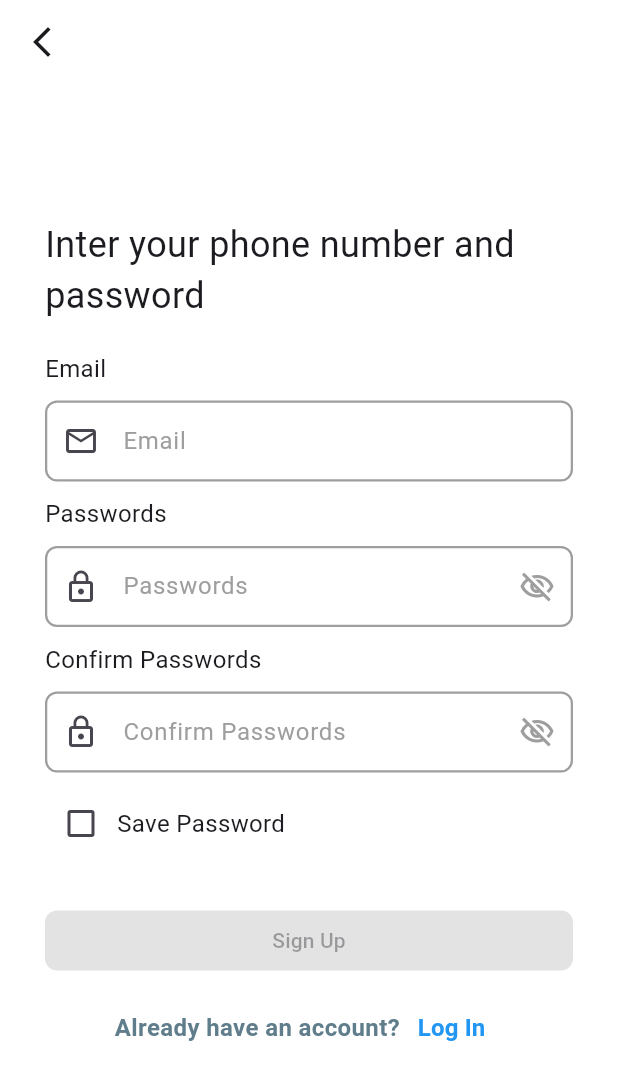
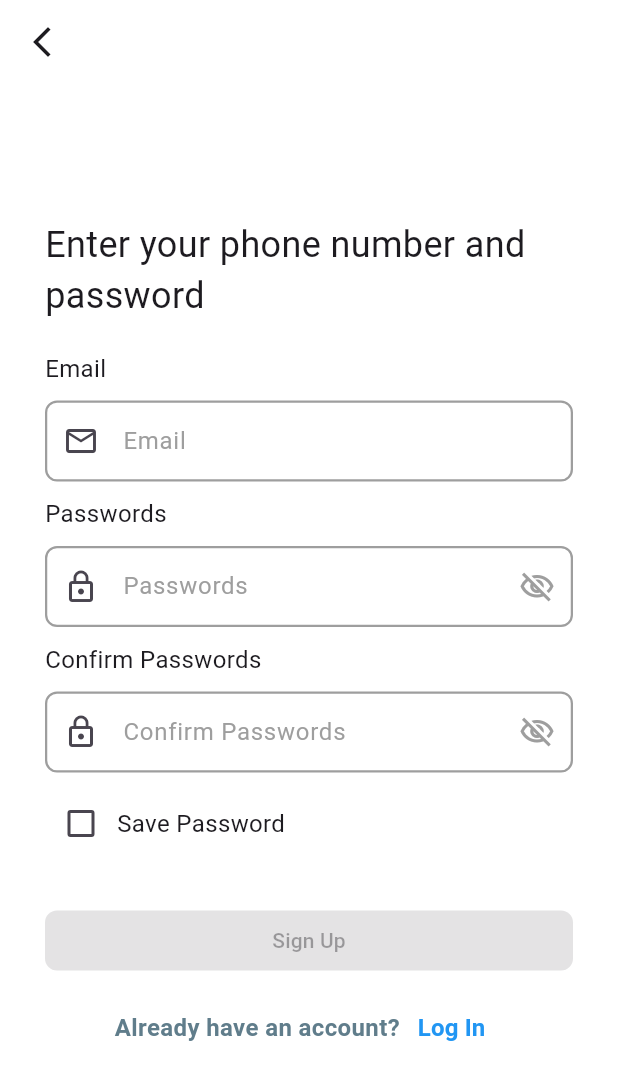
Before and after one commit to sajidrec/Flutter_SnapShare, a Flutter app: the SignupScreen screen opened directly, on a phone screen of 412 x 824 dp. Shown: the top 1080 px of the screen. Run offline on Flutter 3.47's test engine with Material 3 defaults, Android fonts, the phone set to English and light mode, and no system bars; our stand-ins replace get.

```diff
--- a/lib/presentation/screens/auth/signup_screen.dart
+++ b/lib/presentation/screens/auth/signup_screen.dart
@@ -51,7 +51,7 @@ class _SignupScreenState extends State<SignupScreen> {
                   children: [
                     const SizedBox(height: 60),
                     const Text(
-                      'Inter your phone number and password',
+                      'Enter your phone number and password',
                       style: TextStyle(fontSize: 24),
                     ),
                     const SizedBox(height: 20),
```
